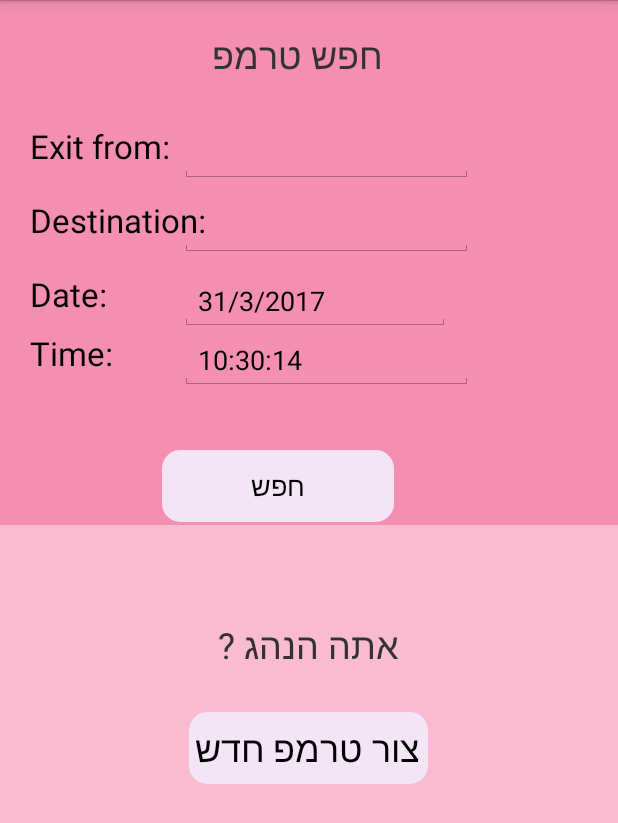
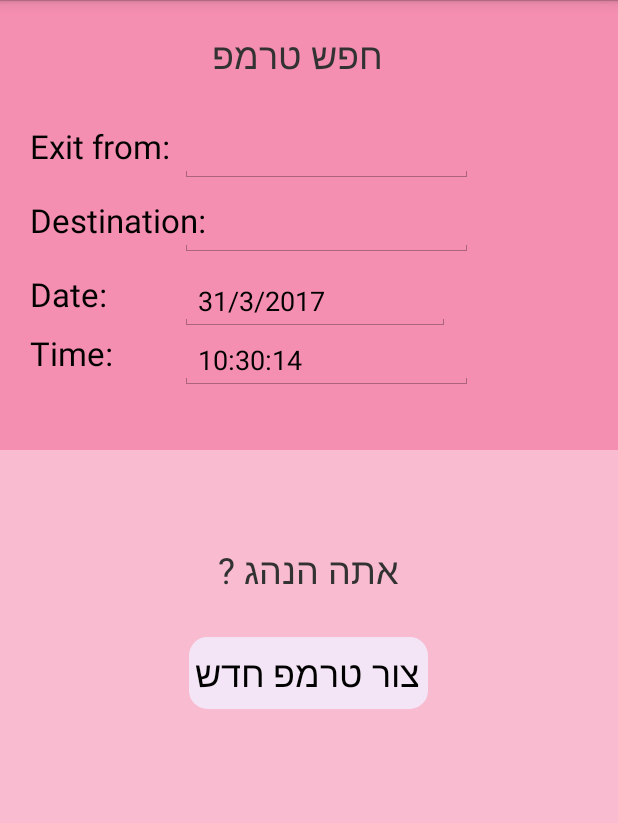
Before and after one commit to manorerel/TrempyTeam, an Android app: the MainAactivity screen opened directly, with no data from a screen before it, on a phone screen of 412 x 824 dp. Shown: the top 823 px of the screen. Run offline under Robolectric (Android 15) with nearby library versions, the phone set to English and light mode, and no system bars.

Commit message:
change icon app

```diff
--- a/app/src/main/AndroidManifest.xml
+++ b/app/src/main/AndroidManifest.xml
@@ -15,7 +15,7 @@
     <application
         android:name=".TrempyApp"
         android:allowBackup="true"
-        android:icon="@mipmap/ic_launcher"
+        android:icon="@mipmap/h"
         android:label="@string/app_name"
         android:supportsRtl="true"
         android:theme="@style/AppTheme">
--- a/app/src/main/res/layout/main_activity.xml
+++ b/app/src/main/res/layout/main_activity.xml
@@ -4,11 +4,10 @@
     android:layout_height="fill_parent"
     tools:context=".LoginActivity"
     >
-
     <FrameLayout
         android:id="@+id/My_Container_1_ID"
         android:layout_width="fill_parent"
-        android:layout_height="350dp"
+        android:layout_height="300dp"
         android:layout_alignParentLeft="true"
         android:layout_alignParentStart="true">
     </FrameLayout>
```
